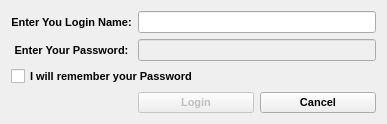
This is branches/abhijit/Ui/login.ui in KarenMarkosyan/qttwitter as Qt 5 draws it before an edit. The edited form follows.
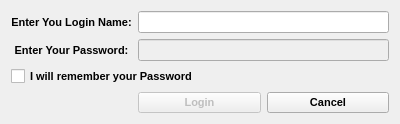
This is the edited form. Icons and pictures are not drawn. Custom widgets are drawn as their Qt base class.

Commit message: Deleted junk code lines.. Added double click on tray icon to restore the main window. Added the LineEdit class from shanky's branch.. Deleted Unused images from the repo and the image.qrc modified login and sendTwit for better display

Patch:
```diff
--- a/branches/abhijit/Ui/login.ui
+++ b/branches/abhijit/Ui/login.ui
@@ -9,16 +9,22 @@
    <rect>
     <x>0</x>
     <y>0</y>
-    <width>387</width>
+    <width>400</width>
     <height>124</height>
    </rect>
   </property>
   <property name="sizePolicy">
-   <sizepolicy hsizetype="Fixed" vsizetype="Fixed">
+   <sizepolicy hsizetype="Minimum" vsizetype="Minimum">
     <horstretch>0</horstretch>
     <verstretch>0</verstretch>
    </sizepolicy>
   </property>
+  <property name="minimumSize">
+   <size>
+    <width>400</width>
+    <height>124</height>
+   </size>
+  </property>
   <property name="maximumSize">
    <size>
     <width>400</width>
@@ -128,6 +134,13 @@
    </item>
   </layout>
  </widget>
+ <customwidgets>
+  <customwidget>
+   <class>LineEdit</class>
+   <extends>QLineEdit</extends>
+   <header location="global">lineedit.h</header>
+  </customwidget>
+ </customwidgets>
  <resources>
   <include location="../images/images.qrc"/>
  </resources>
```
Left out of the diff: 4 changed lines with no effect on the pictures. The commit also changes 13 other files.
